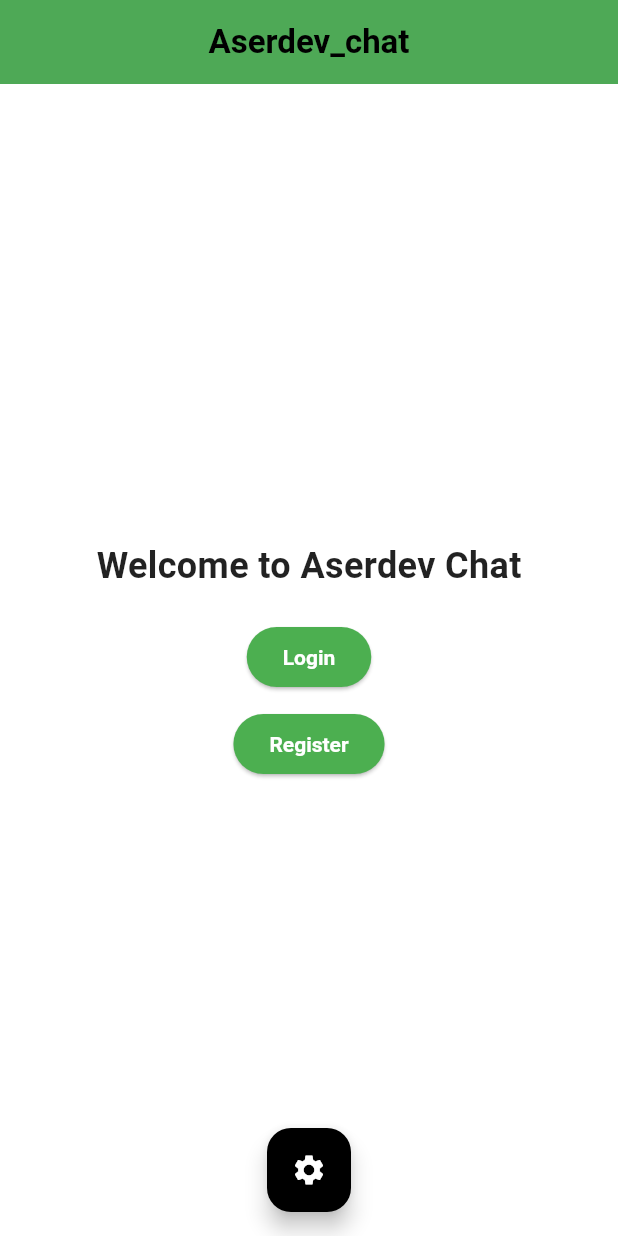
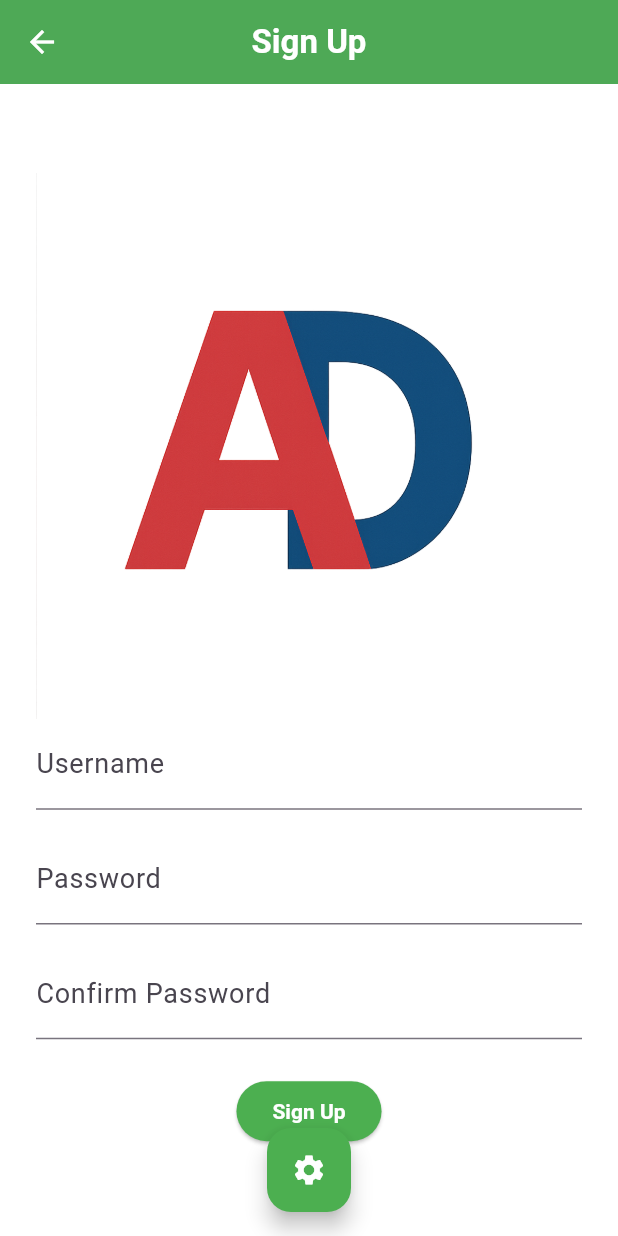
Before and after one commit to aserdev-yt/aserdev_chat, a Flutter app: the screen it shows after launch, after a tap on "Register", on a phone screen of 412 x 824 dp. Run offline on Flutter 3.47's test engine with Material 3 defaults, Android fonts, the phone set to English and light mode, and no system bars.

Commit message:
new file:   lib/pages/signup_page.dart 	modified:   lib/pages/welcome_page.dart

```diff
--- /dev/null
+++ b/lib/pages/signup_page.dart
@@ -0,0 +1,109 @@
+import 'package:flutter/material.dart';
+import 'package:aserdev_chat/themes/light_mode.dart';
+import 'package:aserdev_chat/themes/dark_mode.dart';
+
+class SignupPage extends StatefulWidget {
+  final void Function(ThemeData)? onThemeChanged;
+  const SignupPage({super.key, this.onThemeChanged});
+
+  @override
+  State<SignupPage> createState() => _SignupPageState();
+}
+
+class _SignupPageState extends State<SignupPage> {
+  final _formKey = GlobalKey<FormState>();
+  String _username = '';
+  String _password = '';
+  String _confirmPassword = '';
+
+  @override
+  Widget build(BuildContext context) {
+    return Scaffold(
+      appBar: AppBar(
+        title: const Text('Sign Up'),
+        centerTitle: true,
+      ),
+      body: Center(
+        child: Padding(
+          padding: const EdgeInsets.all(24.0),
+          child: Form(
+            key: _formKey,
+            child: Column(
+              mainAxisSize: MainAxisSize.min,
+              children: [
+                Image.asset('images/logo.png'),
+                TextFormField(
+                  decoration: const InputDecoration(labelText: 'Username'),
+                  onChanged: (value) => _username = value,
+                  validator: (value) =>
+                      value == null || value.isEmpty ? 'Enter username' : null,
+                ),
+                const SizedBox(height: 16),
+                TextFormField(
+                  decoration: const InputDecoration(labelText: 'Password'),
+                  obscureText: true,
+                  onChanged: (value) => _password = value,
+                  validator: (value) =>
+                      value == null || value.isEmpty ? 'Enter password' : null,
+                ),
+                const SizedBox(height: 16),
+                TextFormField(
+                  decoration: const InputDecoration(labelText: 'Confirm Password'),
+                  obscureText: true,
+                  onChanged: (value) => _confirmPassword = value,
+                  validator: (value) =>
+                      value != _password ? 'Passwords do not match' : null,
+                ),
+                const SizedBox(height: 24),
+                ElevatedButton(
+                  onPressed: () {
+                    if (_formKey.currentState!.validate()) {
+                      // Handle signup logic here
+                    }
+                  },
+                  child: const Text('Sign Up'),
+                ),
+              ],
+            ),
+          ),
+        ),
+      ),
+      floatingActionButton: FloatingActionButton(
+        onPressed: () {
+          showDialog(
+            context: context,
+            builder: (context) => AlertDialog(
+              title: const Text('Settings'),
+              content: const Text('Choose a theme:'),
+              actions: [
+                TextButton(
+                  onPressed: () {
+                    widget.onThemeChanged?.call(lightTheme);
+                    Navigator.of(context).pop();
+                  },
+                  child: const Text('Light Mode'),
+                ),
+                TextButton(
+                  onPressed: () {
+                    widget.onThemeChanged?.call(darkTheme);
+                    Navigator.of(context).pop();
+                  },
+                  child: const Text('Dark Mode'),
+                ),
+                TextButton(
+                  onPressed: () {
+                    Navigator.of(context).pop();
+                  },
+                  child: const Text('Cancel'),
+                ),
+              ],
+            ),
+          );
+        },
+        child: const Icon(Icons.settings),
+        tooltip: 'Settings',
+      ),
+      floatingActionButtonLocation: FloatingActionButtonLocation.centerFloat,
+    );
+  }
+}
--- a/lib/pages/welcome_page.dart
+++ b/lib/pages/welcome_page.dart
@@ -2,6 +2,7 @@ import 'package:aserdev_chat/themes/light_mode.dart';
 import 'package:flutter/material.dart';
 import 'package:aserdev_chat/themes/dark_mode.dart';
 import 'package:aserdev_chat/pages/login_page.dart';
+import 'package:aserdev_chat/pages/signup_page.dart';
 
 class WelcomePage extends StatelessWidget {
   final void Function(ThemeData) onThemeChanged;
@@ -41,7 +42,14 @@ class WelcomePage extends StatelessWidget {
             SizedBox(height: 10),
             ElevatedButton(
               onPressed: () {
-                // Add your registration logic here
+                Navigator.push(
+                  context,
+                  MaterialPageRoute(
+                    builder: (context) => SignupPage(
+                      onThemeChanged: onThemeChanged,
+                    ),
+                  ),
+                );
               },
               child: Text('Register'),
             ),
```
